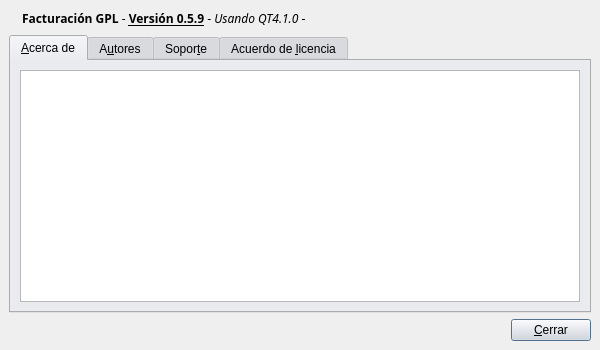
eboladev/Bulmages-1, file bulmages/bulmafact/src/about.ui: the form before one commit.
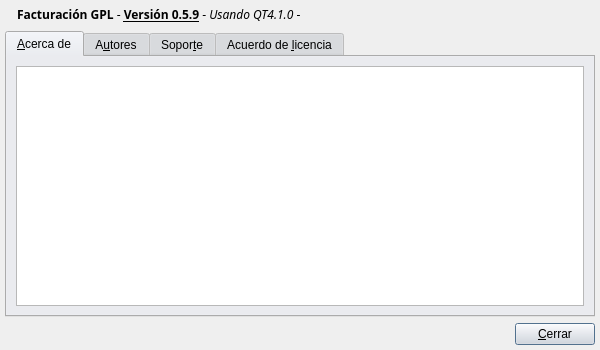
The form after the commit. Icons and pictures are not drawn.

Diff of the .ui file:
```diff
--- a/bulmages/bulmafact/src/about.ui
+++ b/bulmages/bulmafact/src/about.ui
@@ -305,10 +305,10 @@
   </property>
   <layout class="QHBoxLayout" >
    <property name="margin" >
-    <number>9</number>
+    <number>5</number>
    </property>
    <property name="spacing" >
-    <number>6</number>
+    <number>5</number>
    </property>
    <item>
     <layout class="QVBoxLayout" >
@@ -324,7 +324,7 @@
         <number>0</number>
        </property>
        <property name="spacing" >
-        <number>6</number>
+        <number>5</number>
        </property>
        <item>
         <widget class="QLabel" name="label" >
```
